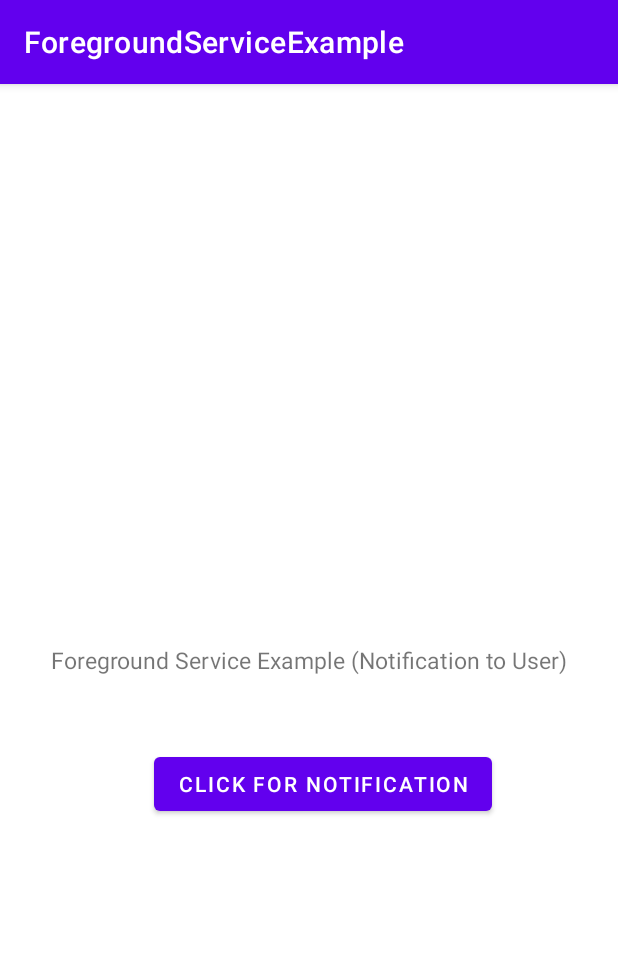
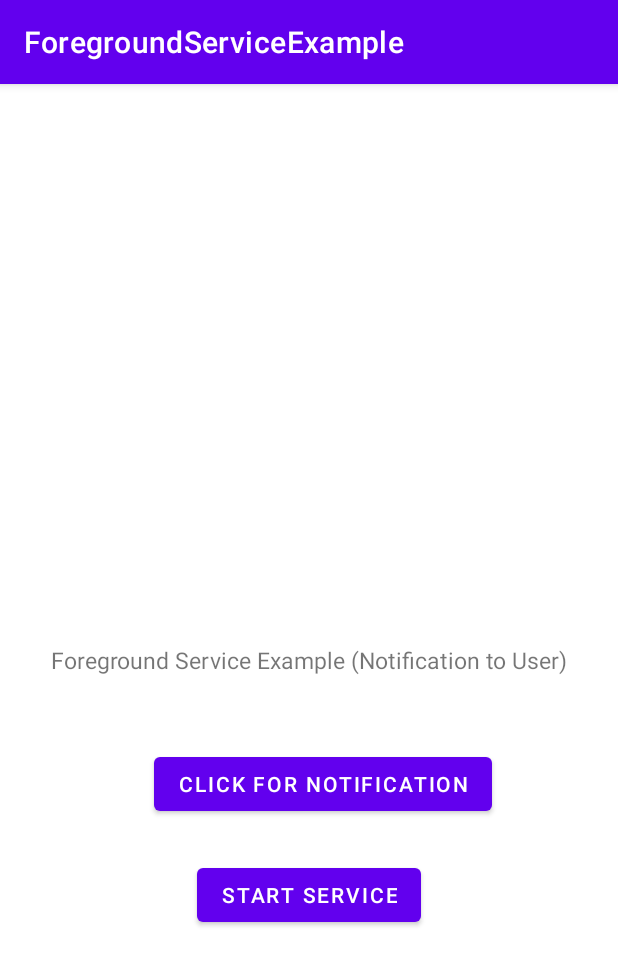
Before and after one commit to abdulwaheed-dev/MAD-Android-Kotlin, an Android app: the screen it shows after launch (MainActivity), after a tap on "CLICK FOR NOTIFICATION", on a phone screen of 412 x 824 dp. Shown: the top 965 px of the screen. Run offline under Robolectric (Android 15) with nearby library versions, the phone set to English and light mode, and no system bars.

Commit message:
foregroundServicesExample-service

```diff
--- a/ForegroundServiceExample/app/src/main/AndroidManifest.xml
+++ b/ForegroundServiceExample/app/src/main/AndroidManifest.xml
@@ -9,6 +9,12 @@
         android:roundIcon="@mipmap/ic_launcher_round"
         android:supportsRtl="true"
         android:theme="@style/Theme.ForegroundServiceExample">
+        <service
+            android:name=".MyService"
+            android:enabled="true"
+            android:exported="false"
+            android:isolatedProcess="true"
+            ></service>
         <activity android:name=".MainActivity">
             <intent-filter>
                 <action android:name="android.intent.action.MAIN" />
--- a/ForegroundServiceExample/app/src/main/java/com/example/foregroundserviceexample/MainActivity.kt
+++ b/ForegroundServiceExample/app/src/main/java/com/example/foregroundserviceexample/MainActivity.kt
@@ -3,10 +3,13 @@ package com.example.foregroundserviceexample
 import android.app.Notification
 import android.app.NotificationChannel
 import android.app.NotificationManager
+import android.app.PendingIntent
+import android.content.Intent
 import android.os.Build
 import androidx.appcompat.app.AppCompatActivity
 import android.os.Bundle
 import android.view.View
+import androidx.annotation.RequiresApi
 import androidx.core.app.NotificationCompat
 
 class MainActivity : AppCompatActivity() {
@@ -22,11 +25,16 @@ class MainActivity : AppCompatActivity() {
         val manager : NotificationManager =
             getSystemService(NOTIFICATION_SERVICE) as NotificationManager
 
+        val intent : Intent = Intent(this,MainActivity::class.java)
+        val pendingIntent : PendingIntent = PendingIntent.getActivity(this,0,intent,0)
+
         //2 - Building a notification
         val builder : NotificationCompat.Builder = NotificationCompat.Builder(this,ChannelID)
                 .setSmallIcon(R.drawable.ic_alarm)
                 .setContentTitle("Test Notification")
                 .setContentText("This is a testing notification")
+                .setAutoCancel(true)
+                .setContentIntent(pendingIntent)
 
         val notification : Notification = builder.build()
 
@@ -39,6 +47,13 @@ class MainActivity : AppCompatActivity() {
 
         //4 - Show the notification
         manager.notify(123,notification)
+    }
 
+    @RequiresApi(Build.VERSION_CODES.O)
+    fun startService(view:View){
+        val myService : Intent = Intent(this,MyService::class.java)
+        if(Build.VERSION.SDK_INT >= Build.VERSION_CODES.O){
+            startForegroundService(myService)
+        }
     }
 }
--- a/ForegroundServiceExample/app/src/main/res/layout/activity_main.xml
+++ b/ForegroundServiceExample/app/src/main/res/layout/activity_main.xml
@@ -34,4 +34,21 @@
         app:layout_constraintStart_toStartOf="parent"
         app:layout_constraintTop_toBottomOf="@+id/textView" />
 
+    <Button
+        android:id="@+id/button2"
+        android:layout_width="wrap_content"
+        android:layout_height="wrap_content"
+        android:layout_marginStart="159dp"
+        android:layout_marginLeft="159dp"
+        android:layout_marginTop="22dp"
+        android:layout_marginEnd="159dp"
+        android:layout_marginRight="159dp"
+        android:layout_marginBottom="199dp"
+        android:onClick="startService"
+        android:text="Start Service"
+        app:layout_constraintBottom_toBottomOf="parent"
+        app:layout_constraintEnd_toEndOf="parent"
+        app:layout_constraintStart_toStartOf="parent"
+        app:layout_constraintTop_toBottomOf="@+id/button" />
+
 </androidx.constraintlayout.widget.ConstraintLayout>
```
Also changed, not shown: ForegroundServiceExample/app/src/main/java/com/example/foregroundserviceexample/MyService.kt (added, +40 -0 lines).
